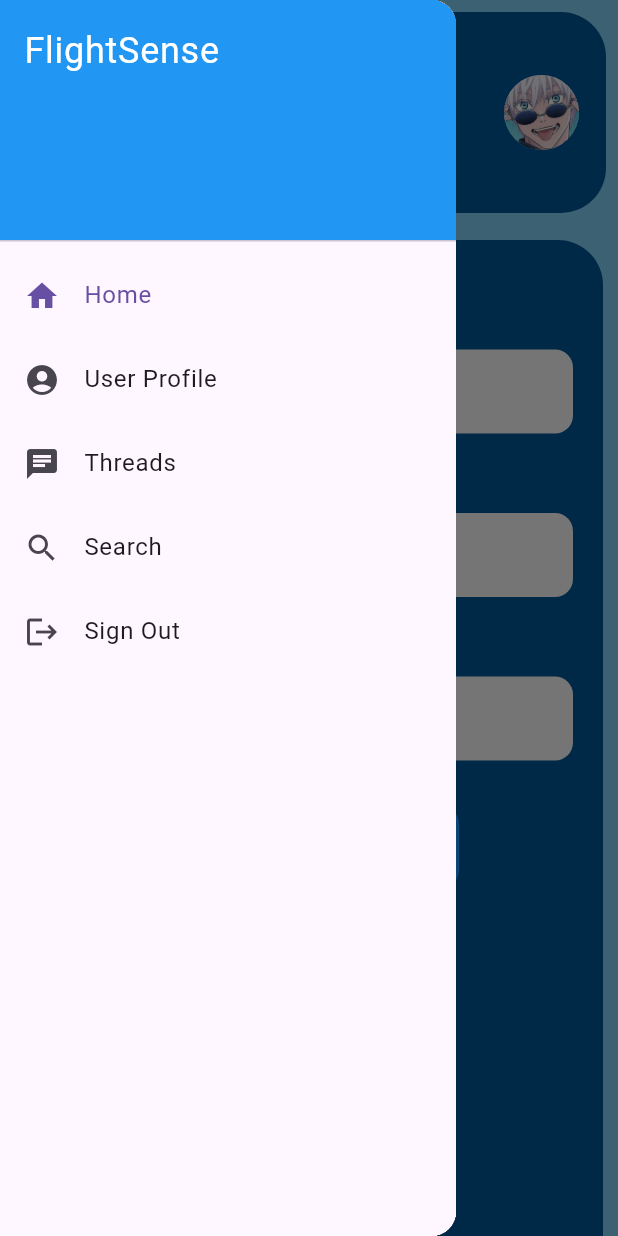
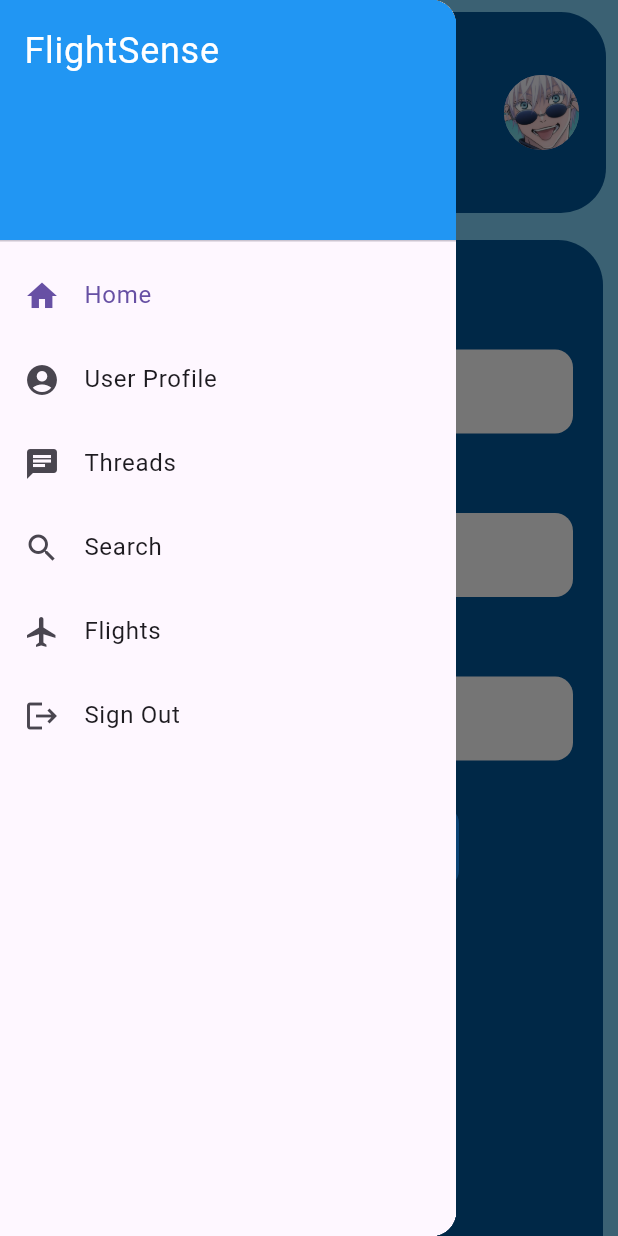
Before and after one commit to Yok4ai/flightsense, a Flutter app: the HomePage screen opened directly, after a tap on the "menu" icon, after a tap on "Home", on a phone screen of 412 x 824 dp. Run offline on Flutter 3.47's test engine with Material 3 defaults, Android fonts, the phone set to English and light mode, and no system bars; our stand-ins replace animated_splash_screen, cloud_firestore, csv, firebase_auth, firebase_core, flutter_spinkit and 2 more; accounts and stored records are empty.

Commit message:
added Flights to sidebar in homepage

```diff
--- a/lib/HomePage.dart
+++ b/lib/HomePage.dart
@@ -1,12 +1,12 @@
 import 'package:cloud_firestore/cloud_firestore.dart';
 import 'package:firebase_auth/firebase_auth.dart';
+import 'package:flutter/material.dart';
+import 'package:flightsense/CSV2.dart';
 import 'package:flightsense/Listview.dart';
 import 'package:flightsense/Threads.dart';
 import 'package:flightsense/UserProfilePage.dart';
 import 'package:flightsense/loginscreen.dart';
-import 'package:flightsense/SearchPage.dart'; // Import SearchPage.dart
-import 'package:flutter/material.dart';
-import 'package:flutter/widgets.dart';
+import 'package:flightsense/SearchPage.dart';
 
 class HomePage extends StatefulWidget {
   const HomePage({Key? key}) : super(key: key);
@@ -27,6 +27,7 @@ class _HomePageState extends State<HomePage> {
     const Icon(Icons.account_circle),
     const Icon(Icons.chat),
     const Icon(Icons.search),
+    const Icon(Icons.flight),
     const Icon(Icons.logout), // Add settings icon
   ];
 
@@ -65,7 +66,7 @@ class _HomePageState extends State<HomePage> {
               builder: (context) => Threads()), // Navigate to SearchPage
         );
         break;
-        case 3:
+      case 3:
         Navigator.push(
           context,
           MaterialPageRoute(
@@ -76,7 +77,14 @@ class _HomePageState extends State<HomePage> {
         Navigator.push(
           context,
           MaterialPageRoute(
-              builder: (context) => LoginScreen()), // Navigate to SearchPage
+              builder: (context) => CSVFlight()), // Navigate to CSVFlight
+        );
+        break;
+      case 5:
+        FirebaseAuth.instance.signOut();
+        Navigator.pushReplacement(
+          context,
+          MaterialPageRoute(builder: (context) => LoginScreen()),
         );
         break;
       default:
@@ -127,12 +135,12 @@ class _HomePageState extends State<HomePage> {
           padding: const EdgeInsets.all(8.0),
           child: Container(
             decoration: BoxDecoration(
-               color: Colors.lightBlue.shade900,
-                  borderRadius: BorderRadius.all(Radius.circular(30)),
+              color: Colors.lightBlue.shade900,
+              borderRadius: BorderRadius.all(Radius.circular(30)),
             ),
             height: 300,
             child: Padding(
-              padding: EdgeInsets.only(left: 18,right: 18),
+              padding: EdgeInsets.only(left: 18, right: 18),
               child: Row(
                 children: [
                   IconButton(
@@ -164,7 +172,8 @@ class _HomePageState extends State<HomePage> {
                                   MaterialPageRoute(
                                     builder: (context) {
                                       return UserProfilePage(
-                                        profileImageUrl: 'assets/images/gojo.png',
+                                        profileImageUrl:
+                                            'assets/images/gojo.png',
                                         name: '',
                                         phoneNumber: '',
                                         email: '',
@@ -239,8 +248,14 @@ class _HomePageState extends State<HomePage> {
               ListTile(
                 selected: _selectedIndex == 4,
                 leading: _navigationItems[4],
+                title: const Text('Flights'),
+                onTap: () => _onItemTapped(4), // Handle settings tap (optional)
+              ),
+              ListTile(
+                selected: _selectedIndex == 5,
+                leading: _navigationItems[5],
                 title: const Text('Sign Out'),
-                onTap: () => _onItemTapped(4), // Handle settings tap (optional)
+                onTap: () => _onItemTapped(5), // Handle settings tap (optional)
               ),
             ],
           ),
--- a/lib/main.dart
+++ b/lib/main.dart
@@ -36,7 +36,7 @@ class MyApp extends StatelessWidget {
       debugShowCheckedModeBanner: false,
       title: 'Flutter Demo',
       theme: ThemeData(),
-      home: const HomePage(),
+      home: splashscreen(),
     );
   }
 }
```
